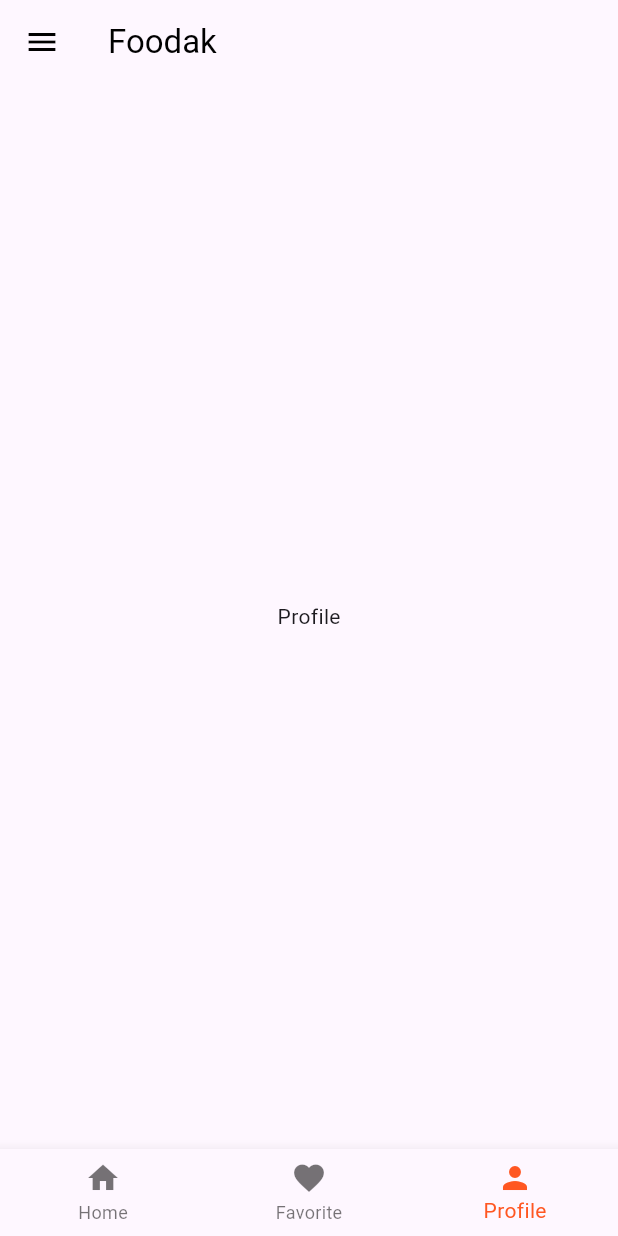
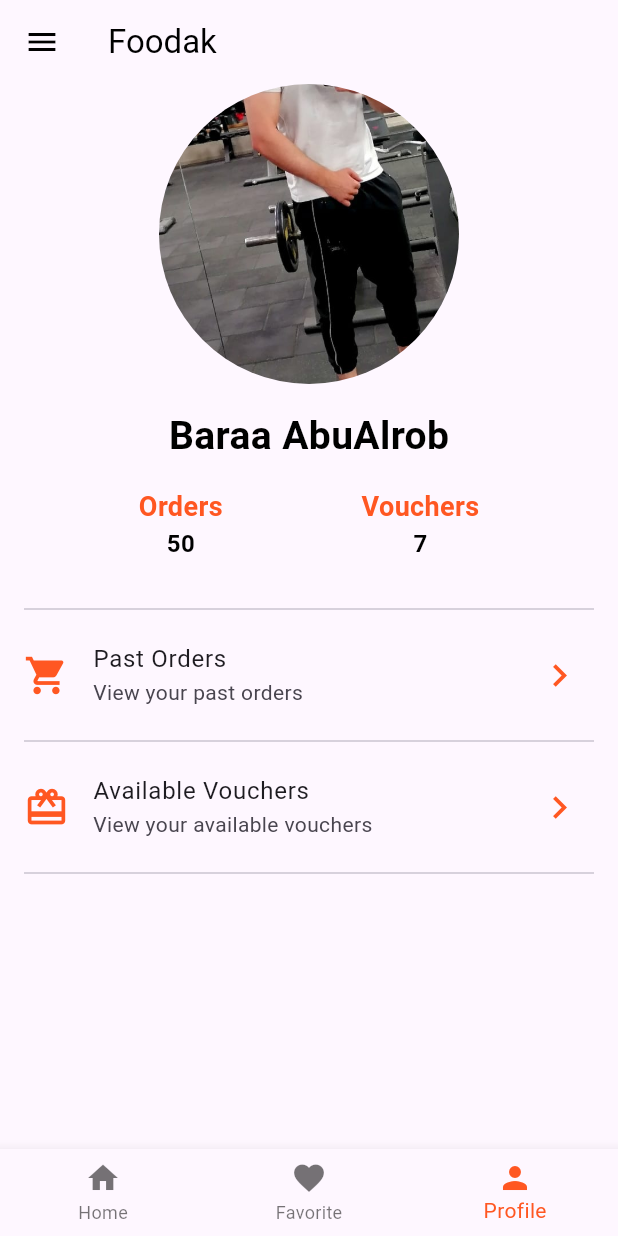
Before and after one commit to BaraaAbuAlrob/Food-Delivery, a Flutter app: the screen it shows after launch, item 3 of the bottom bar chosen, on a phone screen of 412 x 824 dp. Run offline on Flutter 3.47's test engine with Material 3 defaults, Android fonts, the phone set to English and light mode, and no system bars; network calls fail; Roboto replaces fonts that are missing (Times New Roman).

Commit message:
Build account page design.

```diff
--- /dev/null
+++ b/lib/pages/account_page.dart
@@ -0,0 +1,113 @@
+import 'package:flutter/material.dart';
+
+class AccountPage extends StatelessWidget {
+  const AccountPage({super.key});
+
+  Widget ordersAndVouchersDesign({required String text, required int num}) =>
+      Column(
+        children: [
+          Text(
+            text,
+            style: const TextStyle(
+              color: Colors.deepOrange,
+              fontSize: 18.0,
+              fontFamily: 'Times New Roman',
+              fontWeight: FontWeight.w600,
+            ),
+          ),
+          Text(
+            num.toString(),
+            style: const TextStyle(
+              color: Colors.black,
+              fontSize: 16.0,
+              fontFamily: 'Times New Roman',
+              fontWeight: FontWeight.w600,
+            ),
+          ),
+        ],
+      );
+
+  Widget itemsListTile(
+          {required String title, required IconData icon, String? subTitle}) =>
+      ListTile(
+        leading: Icon(
+          icon,
+          size: 30.0,
+          color: Colors.deepOrange,
+        ),
+        title: Text(
+          title,
+          style: const TextStyle(
+            fontFamily: 'Times New Roman',
+          ),
+        ),
+        subtitle: subTitle != null ? Text(subTitle) : null,
+        onTap: () => debugPrint('$title tapped!'),
+        trailing: const Icon(
+          Icons.chevron_right,
+          size: 30.0,
+          color: Colors.deepOrange,
+        ),
+      );
+
+  @override
+  Widget build(BuildContext context) {
+    return Center(
+      child: Column(
+        children: [
+          Container(
+            height: 200.0,
+            decoration: const BoxDecoration(
+              shape: BoxShape.circle,
+              image: DecorationImage(
+                image: AssetImage('assets/images/baraa_wb.jpg'),
+                fit: BoxFit.cover,
+              ),
+            ),
+          ),
+          const SizedBox(height: 16.0),
+          const Text(
+            'Baraa AbuAlrob',
+            style: TextStyle(
+              color: Colors.black,
+              fontSize: 26.0,
+              fontFamily: 'Times New Roman',
+              fontWeight: FontWeight.bold,
+            ),
+          ),
+          const SizedBox(height: 16.0),
+          Row(
+            mainAxisAlignment: MainAxisAlignment.spaceEvenly,
+            children: [
+              ordersAndVouchersDesign(text: 'Orders', num: 50),
+              ordersAndVouchersDesign(text: 'Vouchers', num: 7),
+            ],
+          ),
+          const SizedBox(height: 24.0),
+          const Divider(
+            indent: 16.0,
+            endIndent: 16.0,
+          ),
+          itemsListTile(
+            title: 'Past Orders',
+            icon: Icons.shopping_cart,
+            subTitle: 'View your past orders',
+          ),
+          const Divider(
+            indent: 16.0,
+            endIndent: 16.0,
+          ),
+          itemsListTile(
+            title: 'Available Vouchers',
+            icon: Icons.card_giftcard,
+            subTitle: 'View your available vouchers',
+          ),
+          const Divider(
+            indent: 16.0,
+            endIndent: 16.0,
+          ),
+        ],
+      ),
+    );
+  }
+}
--- a/lib/pages/bottom_navbar.dart
+++ b/lib/pages/bottom_navbar.dart
@@ -1,4 +1,5 @@
 import 'package:flutter/material.dart';
+import 'package:food_delivery/pages/account_page.dart';
 import 'package:food_delivery/pages/favorite_page.dart';
 import 'package:food_delivery/pages/home_page.dart';
 
@@ -12,10 +13,10 @@ class BottomNavBar extends StatefulWidget {
 class _BottomNavBarState extends State<BottomNavBar> {
   int _selectedIndex = 0;
 
-  final List<Widget> _bodyWidgets = [
-    const HomePage(),
-    const FavoritePage(),
-    const Center(child: Text('Profile')),
+  final List<Widget> _bodyWidgets = const [
+    HomePage(),
+    FavoritePage(),
+    AccountPage(),
   ];
 
   @override
--- a/pubspec.yaml
+++ b/pubspec.yaml
@@ -62,6 +62,10 @@ flutter:
   assets:
     - assets/images/classic_burger.jpg
     - assets/images/empty_state.png
+    - assets/images/baraa.jpg
+    - assets/images/qassam.jpg
+    - assets/images/baraa_wb.jpg
+    - assets/images/baraa_black.jpeg
 
   # An image asset can refer to one or more resolution-specific "variants", see
   # https://flutter.dev/to/resolution-aware-images
```
Also changed, not shown: assets/images/baraa_black.jpeg (added), assets/images/baraa_wb.jpg (added), assets/images/qassam.jpg (added).
